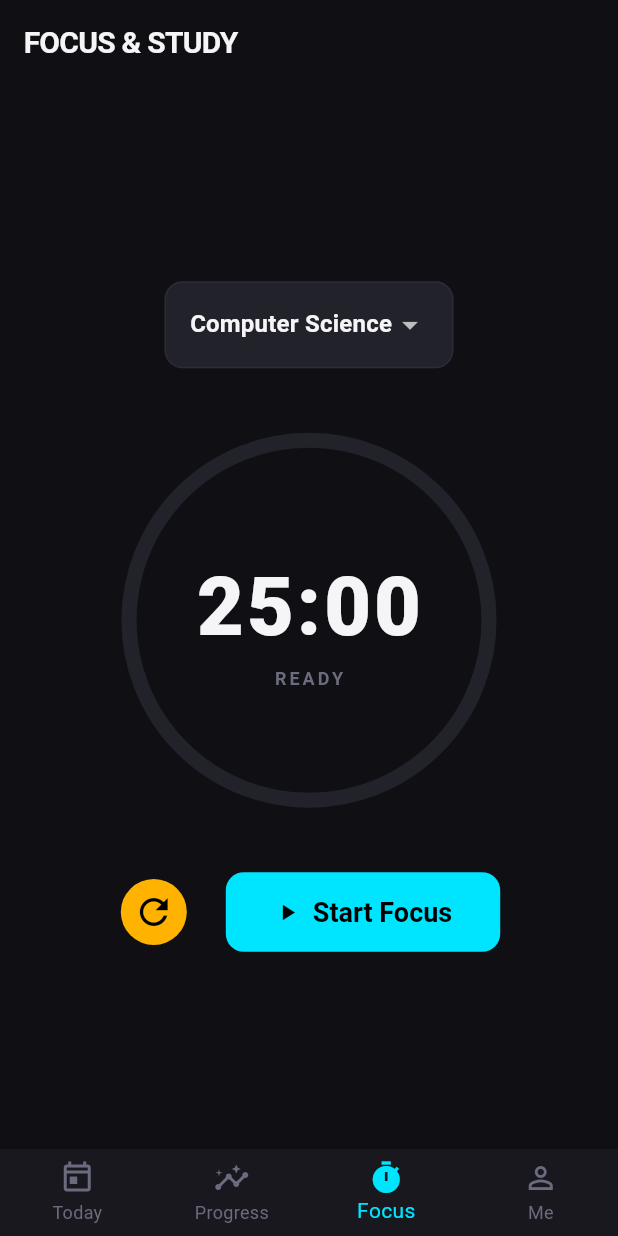
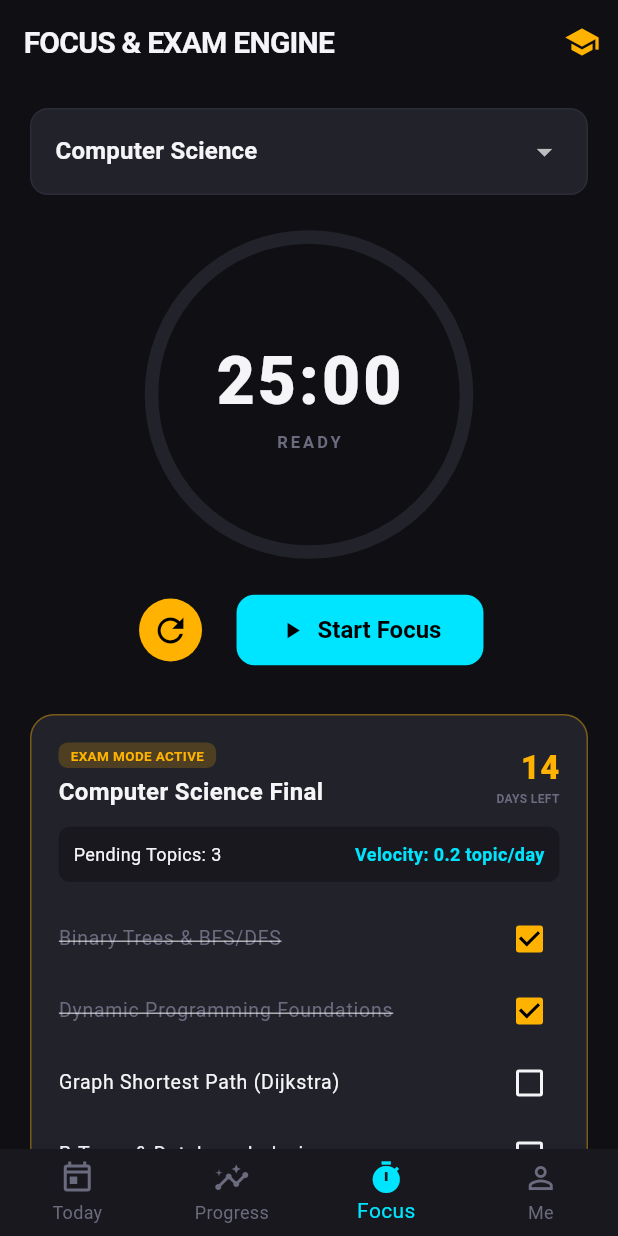
Before and after one commit to vikramm9894/Tapasya, a Flutter app: the screen it shows after launch, item 3 of the bottom bar chosen, on a phone screen of 412 x 824 dp. Run offline on Flutter 3.47's test engine with Material 3 defaults, Android fonts, the phone set to English and light mode, and no system bars; our stand-ins replace drift, flutter_local_notifications, flutter_riverpod, go_router, timezone; missing offline and left inert: workmanager; accounts and stored records are empty; generated files the repository leaves out were written again.

Commit message:
feat: complete Phase 4 with Focus timer, Exam Mode velocity tracker, notifications, and WorkManager rollover

```diff
--- /dev/null
+++ b/lib/data/repositories/focus_repository_impl.dart
@@ -0,0 +1,103 @@
+import 'dart:async';
+import '../../core/utils/date_utils.dart';
+import '../../domain/models/exam_topic_model.dart';
+import '../../domain/models/focus_session_model.dart';
+import '../../domain/models/subject_model.dart';
+import '../../domain/repositories/focus_repository.dart';
+
+class FocusRepositoryImpl implements FocusRepository {
+  final List<SubjectModel> _subjects = [
+    SubjectModel(
+      id: 'sub_1',
+      name: 'Computer Science',
+      colorHex: '#00E5FF',
+      examDate: AppDateUtils.toKey(DateTime.now().add(const Duration(days: 14))),
+    ),
+    const SubjectModel(
+      id: 'sub_2',
+      name: 'Mathematics',
+      colorHex: '#FFB300',
+    ),
+    const SubjectModel(
+      id: 'sub_3',
+      name: 'Deep Reading',
+      colorHex: '#7C4DFF',
+    ),
+    const SubjectModel(
+      id: 'sub_4',
+      name: 'System Design',
+      colorHex: '#00E676',
+    ),
+  ];
+
+  final List<FocusSessionModel> _sessions = [];
+
+  final List<ExamTopicModel> _topics = [
+    const ExamTopicModel(id: 't1', subjectId: 'sub_1', title: 'Binary Trees & BFS/DFS', done: true, doneOn: '2026-10-01'),
+    const ExamTopicModel(id: 't2', subjectId: 'sub_1', title: 'Dynamic Programming Foundations', done: true, doneOn: '2026-10-01'),
+    const ExamTopicModel(id: 't3', subjectId: 'sub_1', title: 'Graph Shortest Path (Dijkstra)', done: false),
+    const ExamTopicModel(id: 't4', subjectId: 'sub_1', title: 'B-Trees & Database Indexing', done: false),
+    const ExamTopicModel(id: 't5', subjectId: 'sub_1', title: 'Concurrency & Deadlock Resolution', done: false),
+  ];
+
+  final StreamController<List<SubjectModel>> _subjectsController = StreamController.broadcast();
+  final StreamController<List<FocusSessionModel>> _sessionsController = StreamController.broadcast();
+  final StreamController<List<ExamTopicModel>> _topicsController = StreamController.broadcast();
+
+  @override
+  Stream<List<SubjectModel>> watchSubjects() async* {
+    yield _subjects;
+    yield* _subjectsController.stream;
+  }
+
+  @override
+  Future<List<SubjectModel>> getSubjects() async => _subjects;
+
+  @override
+  Future<void> addSubject(SubjectModel subject) async {
+    _subjects.add(subject);
+    _subjectsController.add(_subjects);
+  }
+
+  @override
+  Stream<List<FocusSessionModel>> watchTodaySessions() async* {
+    yield _sessions;
+    yield* _sessionsController.stream;
+  }
+
+  @override
+  Future<void> recordCompletedSession(FocusSessionModel session) async {
+    _sessions.add(session);
+    _sessionsController.add(_sessions);
+  }
+
+  @override
+  Stream<List<ExamTopicModel>> watchTopicsForSubject(String subjectId) async* {
+    yield _topics.where((t) => t.subjectId == subjectId).toList();
+    yield* _topicsController.stream.map((list) => list.where((t) => t.subjectId == subjectId).toList());
+  }
+
+  @override
+  Future<void> toggleTopicDone(String topicId, bool isDone) async {
+    final index = _topics.indexWhere((t) => t.id == topicId);
+    if (index != -1) {
+      _topics[index] = _topics[index].copyWith(
+        done: isDone,
+        doneOn: isDone ? AppDateUtils.todayKey() : null,
+      );
+      _topicsController.add(_topics);
+    }
+  }
+
+  @override
+  Future<void> addTopic(ExamTopicModel topic) async {
+    _topics.add(topic);
+    _topicsController.add(_topics);
+  }
+
+  void dispose() {
+    _subjectsController.close();
+    _sessionsController.close();
+    _topicsController.close();
+  }
+}
--- a/lib/features/focus/presentation/focus_screen.dart
+++ b/lib/features/focus/presentation/focus_screen.dart
@@ -1,28 +1,37 @@
 import 'dart:async';
 import 'package:flutter/material.dart';
 import 'package:flutter/services.dart';
+import 'package:flutter_riverpod/flutter_riverpod.dart';
+
 import '../../../core/theme/app_theme.dart';
+import '../providers/focus_provider.dart';
 
-class FocusScreen extends StatefulWidget {
+class FocusScreen extends ConsumerStatefulWidget {
   const FocusScreen({super.key});
 
   @override
-  State<FocusScreen> createState() => _FocusScreenState();
+  ConsumerState<FocusScreen> createState() => _FocusScreenState();
 }
 
-class _FocusScreenState extends State<FocusScreen> {
+class _FocusScreenState extends ConsumerState<FocusScreen> {
   static const int defaultSessionSeconds = 25 * 60; // 25 minutes
   int _secondsRemaining = defaultSessionSeconds;
   Timer? _timer;
   bool _isRunning = false;
   String _selectedSubject = 'Computer Science';
+  bool _isExamMode = true;
 
-  final List<String> _subjects = [
-    'Computer Science',
-    'Mathematics',
-    'Reading',
-    'Deep Work',
+  final List<Map<String, dynamic>> _examTopics = [
+    {'id': 't1', 'title': 'Binary Trees & BFS/DFS', 'done': true},
+    {'id': 't2', 'title': 'Dynamic Programming Foundations', 'done': true},
+    {'id': 't3', 'title': 'Graph Shortest Path (Dijkstra)', 'done': false},
+    {'id': 't4', 'title': 'B-Trees & Database Indexing', 'done': false},
+    {'id': 't5', 'title': 'Concurrency & Deadlock Resolution', 'done': false},
   ];
+
+  int get _remainingTopics => _examTopics.where((t) => t['done'] == false).length;
+  static const int _daysLeft = 14;
+  double get _requiredVelocity => _daysLeft > 0 ? (_remainingTopics / _daysLeft) : 0.0;
 
   void _startPauseTimer() {
     HapticFeedback.mediumImpact();
@@ -88,18 +97,32 @@ class _FocusScreenState extends State<FocusScreen> {
 
   @override
   Widget build(BuildContext context) {
+    final subjectsAsync = ref.watch(subjectsProvider);
+
     return Scaffold(
       appBar: AppBar(
-        title: const Text('FOCUS & STUDY'),
+        title: const Text('FOCUS & EXAM ENGINE'),
+        actions: [
+          IconButton(
+            icon: Icon(
+              _isExamMode ? Icons.school : Icons.school_outlined,
+              color: _isExamMode ? AppTheme.secondaryEmber : AppTheme.textMuted,
             ),
-      body: Center(
-        child: Padding(
-          padding: const EdgeInsets.symmetric(horizontal: 24),
-          child: Column(
-            mainAxisAlignment: MainAxisAlignment.center,
+            tooltip: 'Toggle Exam Mode',
+            onPressed: () {
+              HapticFeedback.selectionClick();
+              setState(() => _isExamMode = !_isExamMode);
+            },
+          ),
+        ],
+      ),
+      body: ListView(
+        padding: const EdgeInsets.symmetric(horizontal: 20, vertical: 16),
         children: [
-              // Subject Selector Dropdown
-              Container(
+          // Subject Dropdown
+          subjectsAsync.when(
+            data: (subjects) {
+              return Container(
                 padding: const EdgeInsets.symmetric(horizontal: 16, vertical: 4),
                 decoration: BoxDecoration(
                   color: AppTheme.surfaceElevated,
@@ -110,10 +133,11 @@ class _FocusScreenState extends State<FocusScreen> {
                   child: DropdownButton<String>(
                     value: _selectedSubject,
                     dropdownColor: AppTheme.surfaceElevated,
-                    items: _subjects
+                    isExpanded: true,
+                    items: subjects
                         .map((s) => DropdownMenuItem(
-                              value: s,
-                              child: Text(s, style: const TextStyle(fontWeight: FontWeight.bold)),
+                              value: s.name,
+                              child: Text(s.name, style: const TextStyle(fontWeight: FontWeight.bold)),
                             ))
                         .toList(),
                     onChanged: (val) {
@@ -121,20 +145,25 @@ class _FocusScreenState extends State<FocusScreen> {
                     },
                   ),
                 ),
+              );
+            },
+            loading: () => const SizedBox.shrink(),
+            error: (_, __) => const SizedBox.shrink(),
           ),
 
-              const SizedBox(height: 48),
+          const SizedBox(height: 28),
 
           // Circular Pomodoro Display
-              Stack(
+          Center(
+            child: Stack(
               alignment: Alignment.center,
               children: [
                 SizedBox(
-                    width: 240,
-                    height: 240,
+                  width: 210,
+                  height: 210,
                   child: CircularProgressIndicator(
                     value: _progress,
-                      strokeWidth: 10,
+                    strokeWidth: 9,
                     backgroundColor: AppTheme.surfaceElevated,
                     valueColor: const AlwaysStoppedAnimation<Color>(AppTheme.primaryCyan),
                   ),
@@ -145,7 +174,7 @@ class _FocusScreenState extends State<FocusScreen> {
                     Text(
                       _formattedTime,
                       style: const TextStyle(
-                          fontSize: 54,
+                        fontSize: 44,
                         fontWeight: FontWeight.w900,
                         letterSpacing: 2,
                       ),
@@ -153,7 +182,7 @@ class _FocusScreenState extends State<FocusScreen> {
                     Text(
                       _isRunning ? 'FOCUSING' : 'READY',
                       style: TextStyle(
-                          fontSize: 12,
+                        fontSize: 11,
                         letterSpacing: 2,
                         fontWeight: FontWeight.bold,
                         color: _isRunning ? AppTheme.primaryCyan : AppTheme.textMuted,
@@ -163,36 +192,138 @@ class _FocusScreenState extends State<FocusScreen> {
                 ),
               ],
             ),
+          ),
 
-              const SizedBox(height: 48),
+          const SizedBox(height: 28),
 
           // Timer Controls
           Row(
             mainAxisAlignment: MainAxisAlignment.center,
             children: [
               IconButton.filledTonal(
-                    iconSize: 28,
+                iconSize: 26,
                 icon: const Icon(Icons.refresh),
                 onPressed: _resetTimer,
               ),
-                  const SizedBox(width: 24),
+              const SizedBox(width: 20),
               ElevatedButton.icon(
                 style: ElevatedButton.styleFrom(
-                      padding: const EdgeInsets.symmetric(horizontal: 32, vertical: 16),
+                  padding: const EdgeInsets.symmetric(horizontal: 28, vertical: 14),
                   backgroundColor: _isRunning ? AppTheme.warningOrange : AppTheme.primaryCyan,
                 ),
                 icon: Icon(_isRunning ? Icons.pause : Icons.play_arrow),
                 label: Text(
                   _isRunning ? 'Pause' : 'Start Focus',
-                      style: const TextStyle(fontSize: 18),
+                  style: const TextStyle(fontSize: 16),
                 ),
                 onPressed: _startPauseTimer,
               ),
             ],
           ),
+
+          const SizedBox(height: 32),
+
+          // Exam Mode Card
+          if (_isExamMode) ...[
+            Container(
+              padding: const EdgeInsets.all(18),
+              decoration: BoxDecoration(
+                color: AppTheme.surfaceElevated,
+                borderRadius: BorderRadius.circular(16),
+                border: Border.all(color: AppTheme.secondaryEmber.withOpacity(0.4)),
+              ),
+              child: Column(
+                crossAxisAlignment: CrossAxisAlignment.start,
+                children: [
+                  Row(
+                    mainAxisAlignment: MainAxisAlignment.spaceBetween,
+                    children: [
+                      Column(
+                        crossAxisAlignment: CrossAxisAlignment.start,
+                        children: [
+                          Container(
+                            padding: const EdgeInsets.symmetric(horizontal: 8, vertical: 2),
+                            decoration: BoxDecoration(
+                              color: AppTheme.secondaryEmber.withOpacity(0.2),
+                              borderRadius: BorderRadius.circular(6),
+                            ),
+                            child: const Text(
+                              'EXAM MODE ACTIVE',
+                              style: TextStyle(fontSize: 9, fontWeight: FontWeight.bold, color: AppTheme.secondaryEmber),
+                            ),
+                          ),
+                          const SizedBox(height: 4),
+                          const Text(
+                            'Computer Science Final',
+                            style: TextStyle(fontSize: 16, fontWeight: FontWeight.bold),
+                          ),
+                        ],
+                      ),
+                      Column(
+                        crossAxisAlignment: CrossAxisAlignment.end,
+                        children: [
+                          Text(
+                            '$_daysLeft',
+                            style: const TextStyle(fontSize: 22, fontWeight: FontWeight.w900, color: AppTheme.secondaryEmber),
+                          ),
+                          const Text('DAYS LEFT', style: TextStyle(fontSize: 8, fontWeight: FontWeight.bold, color: AppTheme.textMuted)),
+                        ],
+                      ),
+                    ],
+                  ),
+                  const SizedBox(height: 12),
+
+                  // Velocity Banner
+                  Container(
+                    padding: const EdgeInsets.all(10),
+                    decoration: BoxDecoration(
+                      color: AppTheme.surface,
+                      borderRadius: BorderRadius.circular(8),
+                    ),
+                    child: Row(
+                      mainAxisAlignment: MainAxisAlignment.spaceBetween,
+                      children: [
+                        Text('Pending Topics: $_remainingTopics', style: const TextStyle(fontSize: 12)),
+                        Text(
+                          'Velocity: ${_requiredVelocity.toStringAsFixed(1)} topic/day',
+                          style: const TextStyle(fontSize: 12, fontWeight: FontWeight.bold, color: AppTheme.primaryCyan),
+                        ),
                       ],
                     ),
                   ),
+
+                  const SizedBox(height: 14),
+
+                  // Topic Checklist
+                  ..._examTopics.map((topic) {
+                    final isDone = topic['done'] as bool;
+                    return CheckboxListTile(
+                      dense: true,
+                      contentPadding: EdgeInsets.zero,
+                      value: isDone,
+                      activeColor: AppTheme.secondaryEmber,
+                      checkColor: Colors.black,
+                      title: Text(
+                        topic['title'] as String,
+                        style: TextStyle(
+                          fontSize: 13,
+                          decoration: isDone ? TextDecoration.lineThrough : null,
+                          color: isDone ? AppTheme.textMuted : AppTheme.textPrimary,
+                        ),
+                      ),
+                      onChanged: (val) {
+                        HapticFeedback.selectionClick();
+                        setState(() {
+                          topic['done'] = val ?? false;
+                        });
+                      },
+                    );
+                  }),
+                ],
+              ),
+            ),
+          ],
+        ],
       ),
     );
   }
--- /dev/null
+++ b/lib/features/focus/providers/focus_provider.dart
@@ -0,0 +1,25 @@
+import 'package:flutter_riverpod/flutter_riverpod.dart';
+import '../../../data/repositories/focus_repository_impl.dart';
+import '../../../domain/models/exam_topic_model.dart';
+import '../../../domain/models/focus_session_model.dart';
+import '../../../domain/models/subject_model.dart';
+import '../../../domain/repositories/focus_repository.dart';
+
+final focusRepositoryProvider = Provider<FocusRepository>((ref) {
+  return FocusRepositoryImpl();
+});
+
+final subjectsProvider = StreamProvider<List<SubjectModel>>((ref) {
+  final repo = ref.watch(focusRepositoryProvider);
+  return repo.watchSubjects();
+});
+
+final todayFocusSessionsProvider = StreamProvider<List<FocusSessionModel>>((ref) {
+  final repo = ref.watch(focusRepositoryProvider);
+  return repo.watchTodaySessions();
+});
+
+final examTopicsProvider = StreamProvider.family<List<ExamTopicModel>, String>((ref, subjectId) {
+  final repo = ref.watch(focusRepositoryProvider);
+  return repo.watchTopicsForSubject(subjectId);
+});
```
Also changed, not shown: lib/background/workmanager_callback.dart (added, +49 -0 lines), lib/core/notifications/notification_service.dart (added, +123 -0 lines), lib/domain/models/exam_topic_model.dart (added, +32 -0 lines), lib/domain/models/focus_session_model.dart (added, +36 -0 lines), lib/domain/models/subject_model.dart (added, +30 -0 lines), lib/domain/repositories/focus_repository.dart (added, +19 -0 lines), 1 other file. Lines whose indentation alone changed are shown as unchanged.
